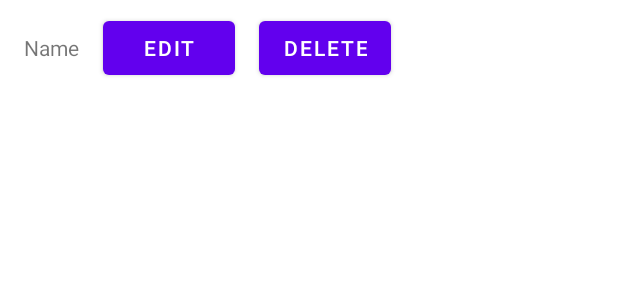
After one commit to Kadeathdeluz/ListApp, an Android app: the layout item_view.xml on its own in the app's theme, with its tools: preview values and no code run, on a phone screen of 412 x 824 dp. The commit adds this screen. Shown: the top 300 px of the screen. Run offline under Robolectric (Android 15) with nearby library versions, the phone set to English and light mode, and no system bars.

Commit message:
Recyclerview (activity_main.xlm) layout and Itemview layout (item_view.xml) created.

```diff
--- /dev/null
+++ b/app/src/main/res/layout/item_view.xml
@@ -0,0 +1,26 @@
+<?xml version="1.0" encoding="utf-8"?>
+<LinearLayout xmlns:android="http://schemas.android.com/apk/res/android"
+    xmlns:tools="http://schemas.android.com/tools"
+    android:orientation="horizontal"
+    android:layout_width="match_parent"
+    android:layout_height="wrap_content"
+    android:padding="8dp">
+    <TextView
+        android:id="@+id/item_name"
+        tools:text="Name"
+        android:layout_width="wrap_content"
+        android:layout_height="wrap_content"
+        android:layout_marginHorizontal="8dp"/>
+    <Button
+        android:id="@+id/edit_button"
+        android:layout_width="wrap_content"
+        android:layout_height="wrap_content"
+        android:text="edit"
+        android:layout_marginHorizontal="8dp" />
+    <Button
+        android:id="@+id/delete_button"
+        android:layout_width="wrap_content"
+        android:layout_height="wrap_content"
+        android:text="delete"
+        android:layout_marginHorizontal="8dp"/>
+</LinearLayout>
```
Also changed, not shown: app/src/main/res/layout/activity_main.xml (+21 -1 lines).
